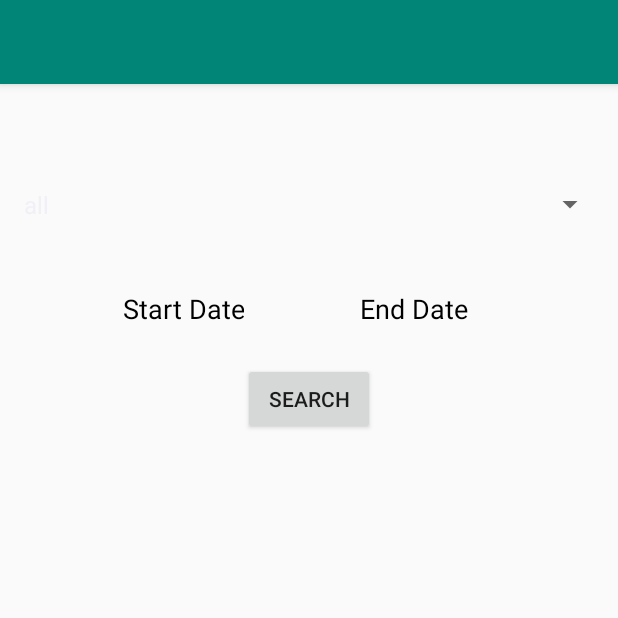
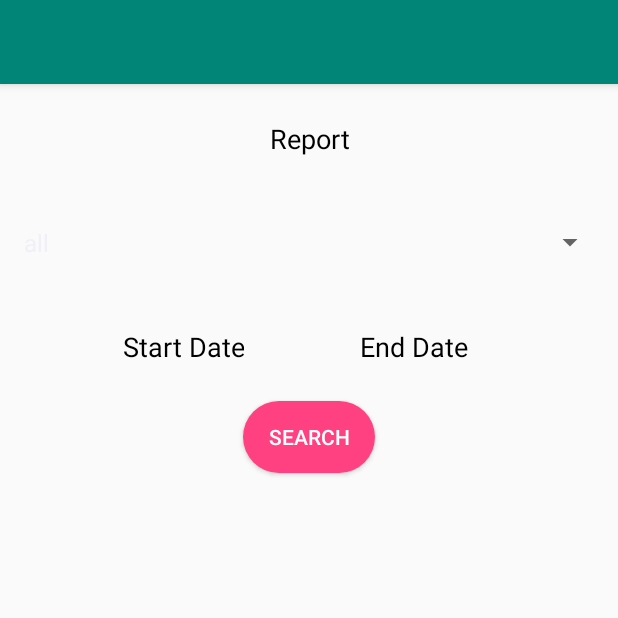
Before and after one commit to anandh51295/Finance, an Android app: the ReportActivity screen opened directly, with no data from a screen before it, on a phone screen of 412 x 824 dp, the top half of it. Run offline under Robolectric (Android 15) with nearby library versions, the phone set to English and light mode, and no system bars.

```diff
--- a/app/src/main/java/com/ingenioustechnologies/finance/ReportActivity.java
+++ b/app/src/main/java/com/ingenioustechnologies/finance/ReportActivity.java
@@ -18,7 +18,7 @@ import java.util.Calendar;
 public class ReportActivity extends AppCompatActivity {
 
     Spinner spinner;
-    TextView sdate,edate;
+    TextView sdate,edate,heading;
     Button btn;
     String username;
     int userid;
@@ -40,6 +40,7 @@ public class ReportActivity extends AppCompatActivity {
         sdate=findViewById(R.id.start_txt);
         edate=findViewById(R.id.end_txt);
         btn=findViewById(R.id.s_btn);
+        heading=findViewById(R.id.r_head);
         uname=new ArrayList<>();
         uname.add("all");
         uname.add("UserTracking");
--- a/app/src/main/java/com/ingenioustechnologies/finance/WebActivity.java
+++ b/app/src/main/java/com/ingenioustechnologies/finance/WebActivity.java
@@ -174,8 +174,10 @@ public class WebActivity extends AppCompatActivity implements ConnectivityReceiv
     public void onNetworkConnectionChanged(boolean isConnected) {
         if (isConnected) {
             nosignal.setVisibility(View.INVISIBLE);
+            wv_webview.setVisibility(View.VISIBLE);
         } else {
             nosignal.setVisibility(View.VISIBLE);
+            wv_webview.setVisibility(View.GONE);
             Toast.makeText(getApplicationContext(), "Check Internet Connection", Toast.LENGTH_LONG).show();
         }
     }
--- a/app/src/main/res/layout/activity_report.xml
+++ b/app/src/main/res/layout/activity_report.xml
@@ -8,16 +8,32 @@
 <android.support.constraint.ConstraintLayout
     android:layout_width="match_parent"
     android:layout_height="match_parent">
+
+    <TextView
+        android:id="@+id/r_head"
+        android:layout_width="wrap_content"
+        android:layout_height="wrap_content"
+        android:layout_marginStart="176dp"
+        android:layout_marginTop="24dp"
+        android:layout_marginEnd="176dp"
+        android:text="Report"
+        android:textAlignment="center"
+        android:textColor="@android:color/black"
+        android:textSize="18sp"
+        app:layout_constraintEnd_toEndOf="parent"
+        app:layout_constraintStart_toStartOf="parent"
+        app:layout_constraintTop_toTopOf="parent" />
+
     <Spinner
         android:id="@+id/opt_spinner"
         android:layout_width="0dp"
         android:layout_height="50dp"
         android:layout_marginStart="8dp"
-        android:layout_marginTop="55dp"
+        android:layout_marginTop="32dp"
         android:layout_marginEnd="8dp"
         app:layout_constraintEnd_toEndOf="parent"
         app:layout_constraintStart_toStartOf="parent"
-        app:layout_constraintTop_toTopOf="parent" />
+        app:layout_constraintTop_toBottomOf="@+id/r_head" />
 
     <TextView
         android:id="@+id/start_txt"
@@ -60,6 +76,8 @@
         android:layout_marginEnd="8dp"
         android:layout_marginBottom="32dp"
         android:text="Search"
+        android:background="@drawable/rounded_button"
+        android:textColor="@color/white"
         app:layout_constraintBottom_toBottomOf="parent"
         app:layout_constraintEnd_toEndOf="parent"
         app:layout_constraintStart_toStartOf="parent" />
```
